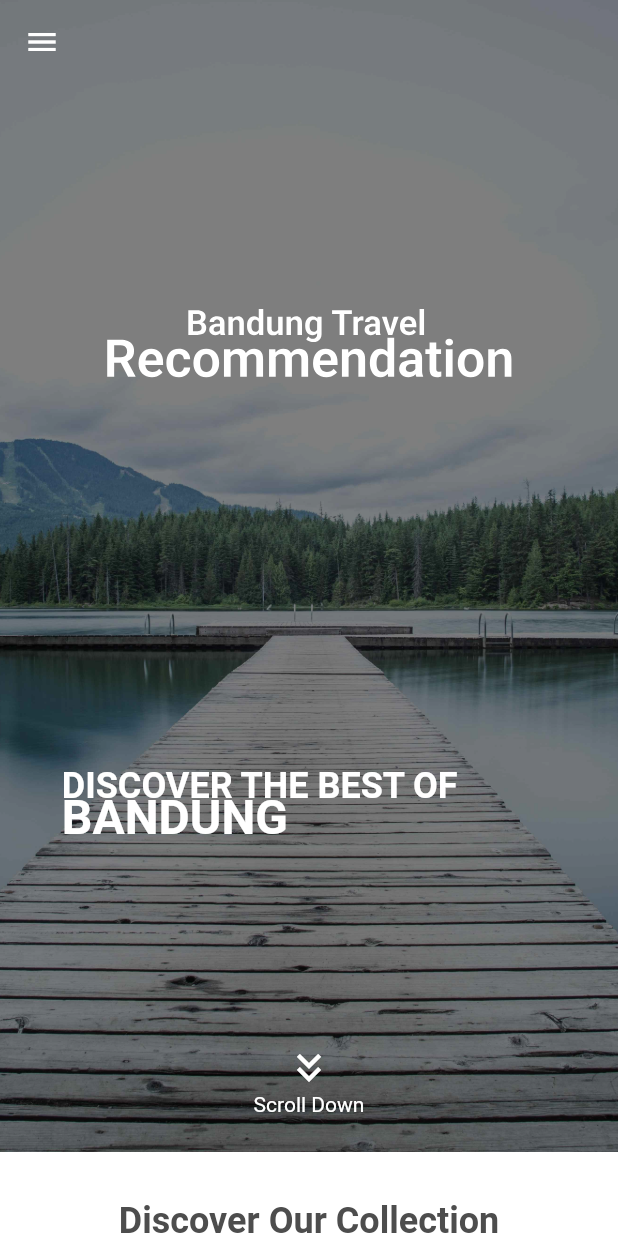
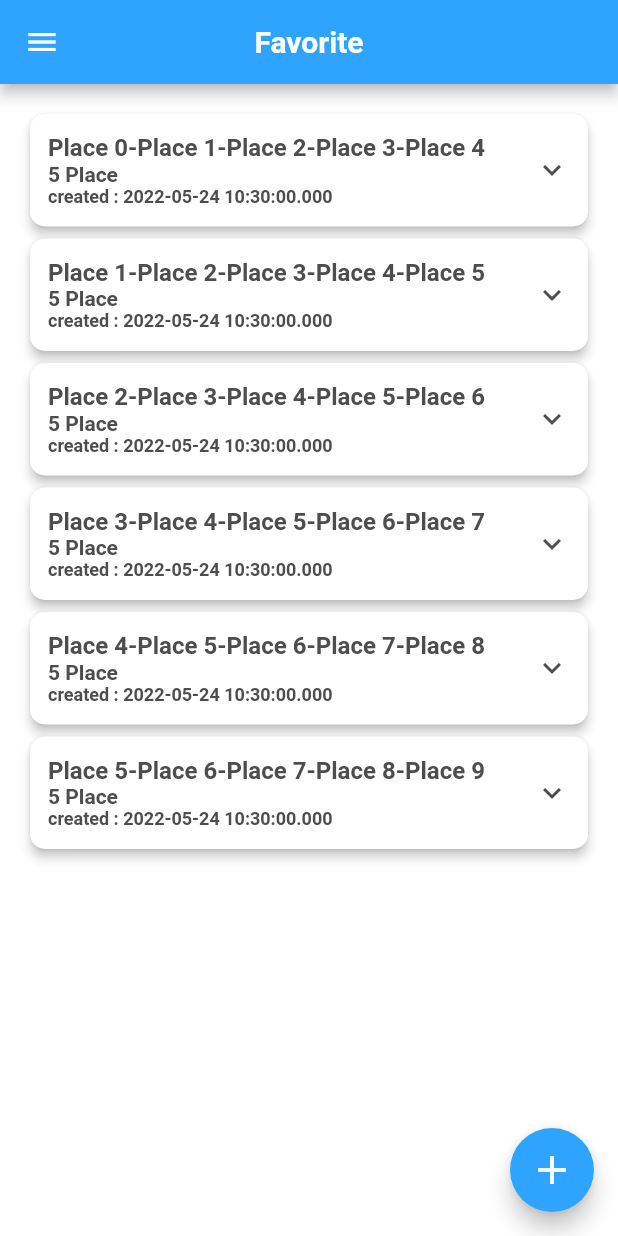
Before and after one commit to Muvazana/ABP_Bandung_Travel_Recommendation_MobileFlutter, a Flutter app: the screen it shows after launch, on a phone screen of 412 x 824 dp. Run offline on Flutter 3.47's test engine with Material 2 defaults, Android fonts, the light colour scheme and no system bars; our stand-ins replace carousel_slider, flutter_svg, form_field_validator, sidebarx, timeline_tile; missing offline and left inert: dart:ffi.

Commit message:
add favorite needeed

```diff
--- a/bandung_travel_recommendation_mobile_flutter/lib/main.dart
+++ b/bandung_travel_recommendation_mobile_flutter/lib/main.dart
@@ -2,11 +2,19 @@ import 'package:bandung_travel_recommendation_mobile_flutter/mvvm/auth/view/sign
 import 'package:bandung_travel_recommendation_mobile_flutter/mvvm/auth/view/signin_screen.dart';
 import 'package:bandung_travel_recommendation_mobile_flutter/mvvm/auth/view/signup_screen.dart';
 import 'package:bandung_travel_recommendation_mobile_flutter/mvvm/menu/view/layout/sidebar_layout.dart';
+import 'package:bandung_travel_recommendation_mobile_flutter/mvvm/menu/view_model/sidebar_view_model.dart';
 import 'package:bandung_travel_recommendation_mobile_flutter/routes.dart';
+import 'package:bandung_travel_recommendation_mobile_flutter/utils/const.dart';
 import 'package:flutter/material.dart';
+import 'package:provider/provider.dart';
 
 void main() {
-  runApp(MyApp());
+  runApp(
+    MultiProvider(
+      providers: [ChangeNotifierProvider(create: (_) => SidebarViewModel())],
+      child: MyApp(),
+    ),
+  );
 }
 
 class MyApp extends StatelessWidget {
@@ -16,9 +24,9 @@ class MyApp extends StatelessWidget {
       debugShowCheckedModeBanner: false,
       title: 'Bandung Travel Recommendation',
       theme: ThemeData(
-        // primaryColor: kPrimaryColor,
         scaffoldBackgroundColor: Colors.white,
-        brightness: Brightness.dark
+        brightness: Brightness.dark,
+        primaryColor: MyColors.primaryColor,
       ),
       initialRoute: SidebarLayout.routeName,
       onGenerateRoute: RouteGenerator.generateRoute,
--- /dev/null
+++ b/bandung_travel_recommendation_mobile_flutter/lib/mvvm/menu/model/favorite_place_model.dart
@@ -0,0 +1,49 @@
+import 'dart:convert';
+import 'package:bandung_travel_recommendation_mobile_flutter/mvvm/menu/model/place_model.dart';
+
+List<FavoritePlace> favoritePlaceFromMap(String str) =>
+    List<FavoritePlace>.from(
+        json.decode(str).map((x) => FavoritePlace.fromMap(x)));
+
+String favoritePlaceToMap(List<FavoritePlace> data) =>
+    json.encode(List<dynamic>.from(data.map((x) => x.toMap())));
+
+class FavoritePlace {
+  FavoritePlace({
+    required this.id,
+    required this.createdAt,
+    required this.updatedAt,
+    required this.places,
+  });
+
+  int id;
+  DateTime createdAt;
+  DateTime updatedAt;
+  List<Place> places;
+
+  factory FavoritePlace.fromMap(Map<String, dynamic> json) => FavoritePlace(
+        id: json["id"],
+        createdAt: DateTime.parse(json["created_at"]),
+        updatedAt: DateTime.parse(json["updated_at"]),
+        places: placesFromMap(json["places"]),
+      );
+
+  Map<String, dynamic> toMap() => {
+        "id": id,
+        "created_at": createdAt.toIso8601String(),
+        "updated_at": updatedAt.toIso8601String(),
+        "places": placesToMap(places),
+      };
+
+  static List<FavoritePlace> dataDummyList({int count = 5}) => List.generate(
+        count,
+        (index) => FavoritePlace(
+          id: index,
+          createdAt: DateTime.now(),
+          updatedAt: DateTime.now(),
+          places: Place.dataDummyList(count: count * 5)
+              .getRange(index , index + 5)
+              .toList(),
+        ),
+      );
+}
--- a/bandung_travel_recommendation_mobile_flutter/lib/mvvm/menu/model/place_model.dart
+++ b/bandung_travel_recommendation_mobile_flutter/lib/mvvm/menu/model/place_model.dart
@@ -4,10 +4,10 @@
 
 import 'dart:convert';
 
-List<Place> placeFromMap(String str) =>
+List<Place> placesFromMap(String str) =>
     List<Place>.from(json.decode(str).map((x) => Place.fromMap(x)));
 
-String placeToMap(List<Place> data) =>
+String placesToMap(List<Place> data) =>
     json.encode(List<dynamic>.from(data.map((x) => x.toMap())));
 
 class Place {
@@ -73,6 +73,24 @@ class Place {
         "place_type": placeType.toMap(),
       };
 
+  static List<Place> dataDummyList({int count = 20}) => List.generate(
+    count,
+    (index) => Place(
+      id: index,
+      name: "Place $index",
+      typePlaceId: 0,
+      rate: 0,
+      description: "Place $index Description",
+      imageName: "museum.jpg",
+      alamat: "",
+      latitude: "",
+      longitude: "",
+      createdAt: DateTime.now(),
+      updatedAt: DateTime.now(),
+      view: index * 2 + index,
+      placeType: PlaceType.dataDummy(),
+    ),
+  );
 }
 
 class PlaceType {
--- /dev/null
+++ b/bandung_travel_recommendation_mobile_flutter/lib/mvvm/menu/view/favorite_screen.dart
@@ -0,0 +1,168 @@
+import 'package:bandung_travel_recommendation_mobile_flutter/mvvm/menu/model/favorite_place_model.dart';
+import 'package:bandung_travel_recommendation_mobile_flutter/utils/const.dart';
+import 'package:flutter/material.dart';
+import 'package:timeline_tile/timeline_tile.dart';
+
+class FavoriteScreen extends StatelessWidget {
+  const FavoriteScreen({Key? key}) : super(key: key);
+
+  @override
+  Widget build(BuildContext context) {
+    return Scaffold(
+      body: Padding(
+        padding: const EdgeInsets.all(16),
+        child: ListView.builder(
+          itemBuilder: (context, index) => card_expansion_custom_v1(
+            favoritePlace:
+                FavoritePlace.dataDummyList(count: 6).elementAt(index),
+          ),
+          itemCount: FavoritePlace.dataDummyList(count: 6).length,
+        ),
+      ),
+      floatingActionButton: FloatingActionButton(
+        backgroundColor: MyColors.primaryColor,
+        child: Icon(
+          Icons.add,
+          color: MyColors.whiteColor,
+          size: 32,
+        ),
+        onPressed: () {
+          // TODO event when floating button pressed
+        },
+      ),
+    );
+  }
+}
+
+class card_expansion_custom_v1 extends StatefulWidget {
+  const card_expansion_custom_v1({
+    Key? key,
+    required this.favoritePlace,
+  }) : super(key: key);
+
+  final FavoritePlace favoritePlace;
+
+  @override
+  State<card_expansion_custom_v1> createState() =>
+      _card_expansion_custom_v1State();
+}
+
+class _card_expansion_custom_v1State extends State<card_expansion_custom_v1> {
+  bool _isExpanded = false;
+  @override
+  Widget build(BuildContext context) {
+    return InkWell(
+      onLongPress: () {
+        // TODO event when long pressed
+        debugPrint("Long Pressed ID: ${this.widget.favoritePlace.id}");
+      },
+      child: Theme(
+        data: Theme.of(context).copyWith(dividerColor: Colors.transparent),
+        child: Card(
+          shape:
+              RoundedRectangleBorder(borderRadius: BorderRadius.circular(10)),
+          color: _isExpanded ? MyColors.primaryColor : MyColors.whiteColor,
+          semanticContainer: true,
+          elevation: 3,
+          child: ClipRRect(
+            borderRadius: BorderRadius.circular(10),
+            child: ExpansionTile(
+              initiallyExpanded: _isExpanded,
+              onExpansionChanged: (value) {
+                setState(() {
+                  _isExpanded = value;
+                });
+              },
+              // collapsedBackgroundColor: MyColors.whiteColor,
+              // backgroundColor: Colors.transparent,
+              collapsedTextColor: MyColors.semiDarkColor,
+              textColor: MyColors.whiteColor,
+              collapsedIconColor: MyColors.semiDarkColor,
+              iconColor: MyColors.whiteColor,
+              tilePadding:
+                  const EdgeInsets.symmetric(horizontal: 12, vertical: 8),
+              title: Column(
+                crossAxisAlignment: CrossAxisAlignment.start,
+                children: <Widget>[
+                  Text(
+                    widget.favoritePlace.places.map((e) => e.name).join('-'),
+                    maxLines: 1,
+                    overflow: TextOverflow.ellipsis,
+                    style: TextStyle(
+                      fontWeight: FontWeight.bold,
+                      fontSize: 16,
+                    ),
+                  ),
+                  Text(
+                    "${widget.favoritePlace.places.length} Place",
+                    style: TextStyle(
+                      fontWeight: FontWeight.bold,
+                      fontSize: 14,
+                    ),
+                  ),
+                  Text(
+                    "created : ${widget.favoritePlace.createdAt.toLocal()}",
+                    style: TextStyle(
+                      fontWeight: FontWeight.bold,
+                      fontSize: 12,
+                    ),
+                  ),
+                ],
+              ),
+              expandedAlignment: Alignment.centerLeft,
+              children: <Widget>[
+                Container(
+                  width: double.infinity,
+                  color: Colors.white,
+                  padding: const EdgeInsets.all(8),
+                  child: ListView.builder(
+                    shrinkWrap: true,
+                    itemBuilder: (context, index) => _timelineTile(
+                      widget.favoritePlace.places.elementAt(index).name,
+                      isFirst: index == 0,
+                      isLast: index == widget.favoritePlace.places.length - 1,
+                    ),
+                    itemCount: widget.favoritePlace.places.length,
+                  ),
+                ),
+              ],
+            ),
+          ),
+        ),
+      ),
+    );
+  }
+
+  Widget _timelineTile(
+    String title, {
+    bool isFirst = false,
+    bool isLast = false,
+  }) {
+    return TimelineTile(
+      alignment: TimelineAlign.start,
+      isFirst: isFirst,
+      isLast: isLast,
+      indicatorStyle:
+          IndicatorStyle(width: 12, height: 12, color: MyColors.primaryColor),
+      afterLineStyle: LineStyle(thickness: 3, color: MyColors.primaryColor),
+      beforeLineStyle: LineStyle(thickness: 3, color: MyColors.primaryColor),
+      endChild: Container(
+        margin: const EdgeInsets.only(left: 8),
+        alignment: Alignment.centerLeft,
+        constraints: const BoxConstraints(
+          minHeight: 30,
+        ),
+        child: Text(
+          title,
+          maxLines: 1,
+          overflow: TextOverflow.ellipsis,
+          style: TextStyle(
+            color: MyColors.semiDarkColor,
+            fontSize: 16,
+            // fontWeight: FontWeight.bold,
+          ),
+        ),
+      ),
+    );
+  }
+}
--- a/bandung_travel_recommendation_mobile_flutter/lib/mvvm/menu/view/home_screen.dart
+++ b/bandung_travel_recommendation_mobile_flutter/lib/mvvm/menu/view/home_screen.dart
@@ -1,5 +1,6 @@
 import 'dart:ffi';
 
+import 'package:bandung_travel_recommendation_mobile_flutter/componens/text_button_custom_v1.dart';
 import 'package:bandung_travel_recommendation_mobile_flutter/mvvm/menu/model/place_model.dart';
 import 'package:bandung_travel_recommendation_mobile_flutter/mvvm/menu/model/team_profile_model.dart';
 import 'package:bandung_travel_recommendation_mobile_flutter/utils/const.dart';
@@ -28,25 +29,6 @@ class _HomeScreenState extends State<HomeScreen> {
     {"title": "Mall", "image_name": "mall.jpg"},
     {"title": "Outlet", "image_name": "outlet.jpg"},
   ];
-
-  final _dataRecomPlace = List.generate(
-    20,
-    (index) => Place(
-      id: index,
-      name: "Place $index",
-      typePlaceId: 0,
-      rate: 0,
-      description: "Place $index Description",
-      imageName: "museum.jpg",
-      alamat: "",
-      latitude: "",
-      longitude: "",
-      createdAt: DateTime.now(),
-      updatedAt: DateTime.now(),
-      view: 0,
-      placeType: PlaceType.dataDummy(),
-    ),
-  );
 
   _addTitleV1(String title, Color color) => Text(
         title,
@@ -241,7 +223,7 @@ class _HomeScreenState extends State<HomeScreen> {
 
   // Recommended Places Page
   Widget _buildRecomPage(Size size) {
-    var height = size.height * 4 / 5;
+    var height = size.height * 5 / 6;
     return Container(
       height: height,
       padding: const EdgeInsets.symmetric(vertical: 32),
@@ -254,10 +236,18 @@ class _HomeScreenState extends State<HomeScreen> {
         children: [
           _addTitleV1("Recommended for you", MyColors.whiteColor),
           SizedBox(height: 24),
-          _buildRecomPageCarousel(_dataRecomPlace, height, size),
+          _buildRecomPageCarousel(Place.dataDummyList(), height, size),
           Spacer(),
-          _buildRecomPageCarousel(_dataRecomPlace, height, size,
+          _buildRecomPageCarousel(Place.dataDummyList(), height, size,
               isPlace: false),
+          Spacer(),
+          TextButtonCustomV1(
+            text: "Schedule Now!",
+            margin: const EdgeInsets.symmetric(horizontal: 32),
+            backgroundColor: MyColors.primaryColor,
+            textColor: MyColors.whiteColor,
+            onPressed: () {},
+          ),
         ],
       ),
     );
@@ -535,5 +525,4 @@ class _HomeScreenState extends State<HomeScreen> {
       ),
     );
   }
-
 }
--- a/bandung_travel_recommendation_mobile_flutter/lib/mvvm/menu/view/layout/sidebar_layout.dart
+++ b/bandung_travel_recommendation_mobile_flutter/lib/mvvm/menu/view/layout/sidebar_layout.dart
@@ -1,24 +1,28 @@
+import 'package:bandung_travel_recommendation_mobile_flutter/mvvm/menu/view/favorite_screen.dart';
 import 'package:bandung_travel_recommendation_mobile_flutter/mvvm/menu/view/home_screen.dart';
+import 'package:bandung_travel_recommendation_mobile_flutter/mvvm/menu/view_model/sidebar_view_model.dart';
 import 'package:bandung_travel_recommendation_mobile_flutter/utils/const.dart';
 import 'package:flutter/material.dart';
 import 'package:sidebarx/sidebarx.dart';
+import 'package:provider/provider.dart';
 
 class SidebarLayout extends StatelessWidget {
   static const routeName = '/Menu';
   SidebarLayout({Key? key}) : super(key: key);
 
-  final _controller = SidebarXController(selectedIndex: 0, extended: true);
+  final _controller = SidebarXController(selectedIndex: 2, extended: true);
 
   final _textStyle = const TextStyle(
       color: MyColors.whiteColor, fontSize: 16, fontWeight: FontWeight.normal);
   final _divider =
       const Divider(color: MyColors.whiteColor, indent: 8, endIndent: 8);
   final _itemPadding = const EdgeInsets.only(left: 24);
+
   @override
   Widget build(BuildContext context) {
     var size = MediaQuery.of(context).size;
     return Scaffold(
-      // appBar: AppBar(title: Text("Test")),
+      appBar: context.watch<SidebarViewModel>().appBarTitle,
       drawer: SidebarX(
         controller: _controller,
         theme: SidebarXTheme(
@@ -121,21 +125,33 @@ class SidebarLayout extends StatelessWidget {
         footerDivider: this._divider,
         showToggleButton: false,
         items: [
-          const SidebarXItem(
+          SidebarXItem(
             icon: Icons.home,
             label: 'Home',
+            onTap: () => context
+                .read<SidebarViewModel>()
+                .setOnSidebarItemClicked(0),
           ),
-          const SidebarXItem(
+          SidebarXItem(
             icon: Icons.dashboard_rounded,
             label: 'Dashboard',
+            onTap: () => context
+                .read<SidebarViewModel>()
+                .setOnSidebarItemClicked(1),
           ),
-          const SidebarXItem(
+          SidebarXItem(
             icon: Icons.favorite,
             label: 'Favorite',
+            onTap: () => context
+                .read<SidebarViewModel>()
+                .setOnSidebarItemClicked(2),
           ),
-          const SidebarXItem(
+          SidebarXItem(
             icon: Icons.person,
             label: 'Profile',
+            onTap: () => context
+                .read<SidebarViewModel>()
+                .setOnSidebarItemClicked(3),
           ),
         ],
       ),
@@ -156,7 +172,6 @@ class _MenuScreenControll extends StatelessWidget {
 
   @override
   Widget build(BuildContext context) {
-    final theme = Theme.of(context);
     return AnimatedBuilder(
       animation: controller,
       builder: (context, child) {
@@ -166,21 +181,16 @@ class _MenuScreenControll extends StatelessWidget {
           case 1:
             return Center(
               child: Text(
-                'Search',
+                'Dashboard',
                 style: TextStyle(color: Colors.black),
               ),
             );
           case 2:
-            return Center(
-              child: Text(
-                'People',
-                style: TextStyle(color: Colors.black),
-              ),
-            );
+            return FavoriteScreen();
           case 3:
             return Center(
               child: Text(
-                'Favorites',
+                'Profile',
                 style: TextStyle(color: Colors.black),
               ),
             );
--- /dev/null
+++ b/bandung_travel_recommendation_mobile_flutter/lib/mvvm/menu/view_model/sidebar_view_model.dart
@@ -0,0 +1,44 @@
+import 'package:bandung_travel_recommendation_mobile_flutter/utils/const.dart';
+import 'package:flutter/material.dart';
+
+class SidebarViewModel extends ChangeNotifier {
+  AppBar? _appBarTitle = null;
+
+  SidebarViewModel(){
+    setOnSidebarItemClicked(2);
+  }
+
+  AppBar? get appBarTitle => _appBarTitle;
+
+  setOnSidebarItemClicked(int idx) {
+    var title = null;
+    switch (idx) {
+      case 0:
+        title = null;
+        break;
+      case 1:
+        title = "Dashboard";
+        break;
+      case 2:
+        title = "Favorite";
+        break;
+      case 3:
+        title = "Profile";
+        break;
+      default:
+        title = "Error";
+        break;
+    }
+    _appBarTitle = title != null
+        ? AppBar(
+            title: Text(
+              title,
+              style: TextStyle(fontWeight: FontWeight.bold),
+            ),
+            centerTitle: true,
+            backgroundColor: MyColors.primaryColor,
+          )
+        : null;
+    notifyListeners();
+  }
+}
--- a/bandung_travel_recommendation_mobile_flutter/pubspec.yaml
+++ b/bandung_travel_recommendation_mobile_flutter/pubspec.yaml
@@ -36,6 +36,7 @@ dependencies:
   form_field_validator: ^1.1.0
   carousel_slider: ^4.1.1
   url_launcher: ^6.1.0
+  timeline_tile: ^2.0.0
 
 dev_dependencies:
   flutter_test:
```
Also changed, not shown: bandung_travel_recommendation_mobile_flutter/pubspec.lock.
